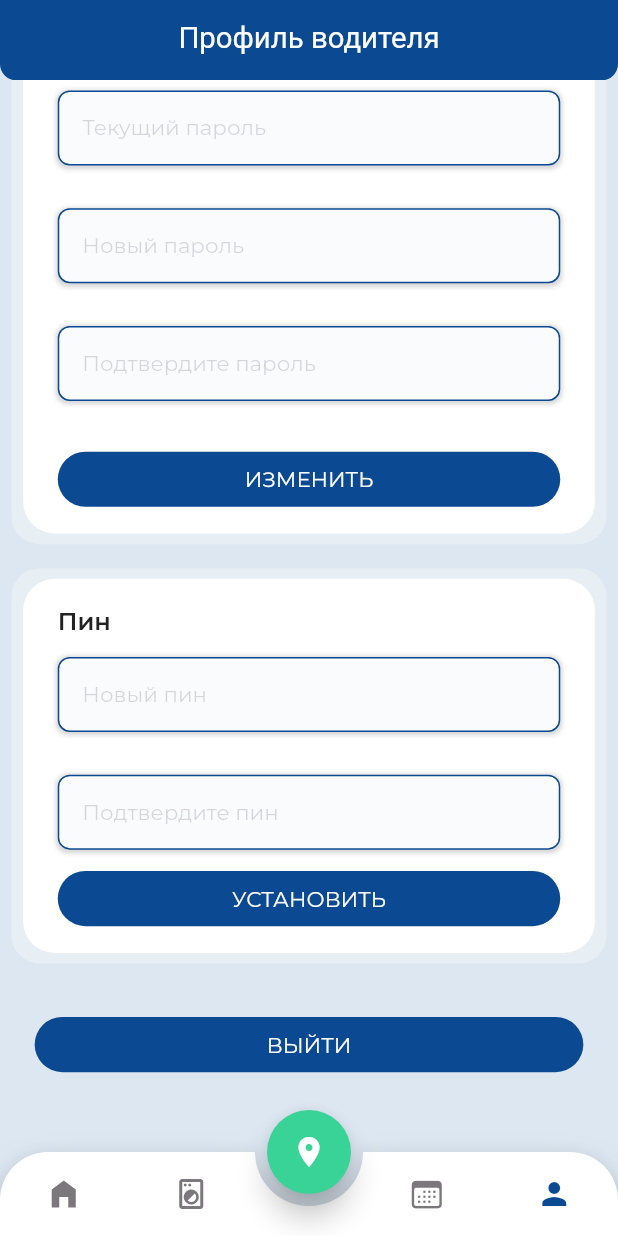
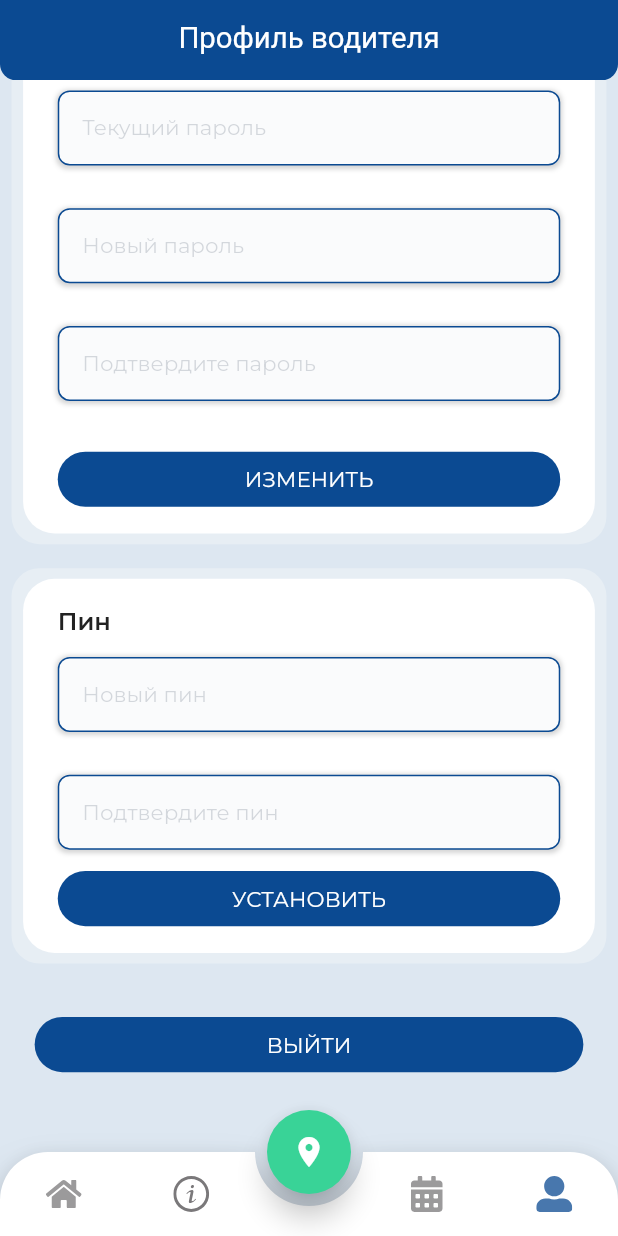
Before and after one commit to smarts-uz/flutter_travelcars_driver, a Flutter app: the MainScreen screen opened directly, item 4 of the bottom bar chosen, scrolled down 459 dp, on a phone screen of 412 x 824 dp. Run offline on Flutter 3.47's test engine with Material 2 defaults, Android fonts, the phone set to English and light mode, and no system bars; drawn by our look-alikes of animated_bottom_navigation_bar; our stand-ins replace auto_size_text, carousel_slider, firebase_core, firebase_messaging, flutter_local_notifications, flutter_svg and 5 more; missing offline and left inert: circular_reveal_animation; accounts and stored records are empty; network calls fail; project files that could hold a hidden picture were left out.

```diff
--- a/lib/src/ui/main/calendar/calendar_screen.dart
+++ b/lib/src/ui/main/calendar/calendar_screen.dart
@@ -3,7 +3,7 @@ import 'dart:convert';
 import 'package:flutter/cupertino.dart';
 import 'package:flutter/material.dart';
 import 'package:flutter_travelcars_driver/src/api/repository.dart';
-import 'package:flutter_travelcars_driver/src/bloc/list_model.dart';
+import 'package:flutter_travelcars_driver/src/bloc/list_bloc.dart';
 import 'package:flutter_travelcars_driver/src/model/calendar_view_model.dart';
 import 'package:flutter_travelcars_driver/src/theme/app_theme.dart';
 import 'package:flutter_travelcars_driver/src/widgets/calendar_widget.dart';
--- a/lib/src/ui/main/home/home_screen.dart
+++ b/lib/src/ui/main/home/home_screen.dart
@@ -269,8 +269,6 @@ class _HomeScreenState extends State<HomeScreen> {
                                 : ListView.builder(
                                     scrollDirection: Axis.horizontal,
                                     shrinkWrap: true,
-                                    physics:
-                                        const NeverScrollableScrollPhysics(),
                                     itemCount: info.data.length,
                                     itemBuilder: (_, index) {
                                       return GestureDetector(
@@ -366,6 +364,9 @@ class _HomeScreenState extends State<HomeScreen> {
               }
             },
           ),
+          const SizedBox(
+            height: 30,
+          ),
         ],
       ),
     );
--- a/lib/src/ui/main/main_screen.dart
+++ b/lib/src/ui/main/main_screen.dart
@@ -1,9 +1,9 @@
 import 'package:animated_bottom_navigation_bar/animated_bottom_navigation_bar.dart';
 import 'package:auto_size_text/auto_size_text.dart';
 import 'package:circular_reveal_animation/circular_reveal_animation.dart';
-import 'package:flutter/cupertino.dart';
 import 'package:flutter/material.dart';
 import 'package:flutter/services.dart';
+import 'package:flutter_svg/flutter_svg.dart';
 import 'package:flutter_travelcars_driver/src/theme/app_theme.dart';
 import 'package:flutter_travelcars_driver/src/ui/main/calendar/calendar_screen.dart';
 import 'package:flutter_travelcars_driver/src/ui/main/home/home_screen.dart';
@@ -36,11 +36,11 @@ class _MainScreenState extends State<MainScreen>
     "Профиль водителя",
     "ЗАЯВКИ",
   ];
-  final iconList = <IconData>[
-    Icons.home_filled,
-    Icons.local_laundry_service_outlined,
-    CupertinoIcons.calendar,
-    Icons.person,
+  final iconList = <String>[
+    "assets/icons/home.svg",
+    "assets/icons/info_svg.svg",
+    "assets/icons/calendar.svg",
+    "assets/icons/user.svg",
   ];
 
   @override
@@ -156,10 +156,13 @@ class _MainScreenState extends State<MainScreen>
             mainAxisSize: MainAxisSize.min,
             mainAxisAlignment: MainAxisAlignment.center,
             children: [
-              Icon(
-                iconList[index],
-                size: 24,
-                color: color,
+              SizedBox(
+                height: 24,
+                width: 24,
+                child: SvgPicture.asset(
+                  iconList[index],
+                  color: color,
+                ),
               ),
             ],
           );
--- a/lib/src/widgets/calendar_widget.dart
+++ b/lib/src/widgets/calendar_widget.dart
@@ -2,7 +2,7 @@ import 'dart:convert';
 
 import 'package:flutter/cupertino.dart';
 import 'package:flutter_travelcars_driver/src/api/repository.dart';
-import 'package:flutter_travelcars_driver/src/bloc/list_model.dart';
+import 'package:flutter_travelcars_driver/src/bloc/list_bloc.dart';
 import 'package:flutter_travelcars_driver/src/model/api_model/calendar_list_model.dart';
 import 'package:flutter_travelcars_driver/src/model/api_model/http_result.dart';
 import 'package:flutter_travelcars_driver/src/model/api_model/status_model.dart';
--- a/pubspec.yaml
+++ b/pubspec.yaml
@@ -42,6 +42,9 @@ dependencies:
   flutter_svg: ^0.22.0
   fluttertoast: ^8.0.9
   carousel_slider: ^4.0.0
+  firebase_core: ^1.13.1
+  firebase_messaging: ^11.2.11
+  flutter_local_notifications: ^9.4.0
 
 dev_dependencies:
   flutter_test:
```
Also changed, not shown: lib/main.dart (+101 -1 lines), lib/src/api/api_provider.dart (+6 -5 lines), assets/icons/calendar.svg (added), assets/icons/home.svg (added), assets/icons/info_svg.svg (added), assets/icons/user.svg (added), lib/src/bloc/list_bloc.dart (renamed from lib/src/bloc/list_model.dart), pubspec.lock, 7 other files.
